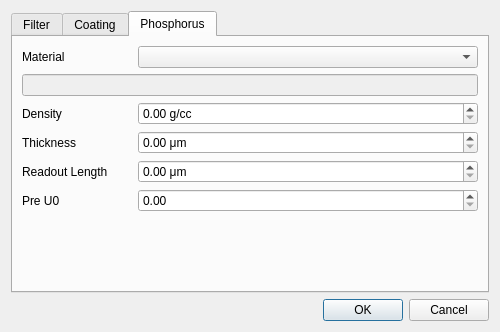
HEXRD/hexrdgui, file hexrdgui/resources/ui/absorption_correction_options_dialog.ui: the form before one commit.
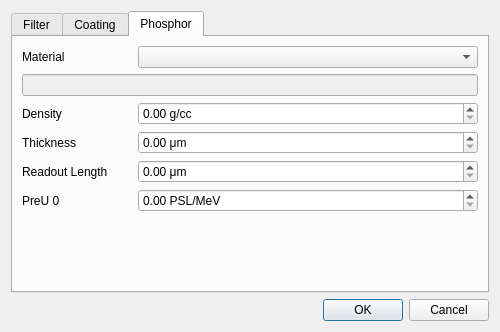
The form after the commit. The open tabs and pages were chosen to show the change. Custom widgets are drawn as their Qt base class.

Commit message: Add phosphor units

Diff of the .ui file:
```diff
--- a/hexrdgui/resources/ui/absorption_correction_options_dialog.ui
+++ b/hexrdgui/resources/ui/absorption_correction_options_dialog.ui
@@ -198,7 +198,7 @@
        </widget>
        <widget class="QWidget" name="phosphor_tab">
         <attribute name="title">
-         <string>Phosphorus</string>
+         <string>Phosphor</string>
         </attribute>
         <layout class="QGridLayout" name="gridLayout_5">
          <item row="3" column="1" colspan="3">
@@ -285,12 +285,18 @@
          <item row="5" column="0">
           <widget class="QLabel" name="phosphor_pre_U0_label">
            <property name="text">
-            <string>Pre U0</string>
+            <string>PreU 0</string>
            </property>
           </widget>
          </item>
          <item row="5" column="1" colspan="3">
           <widget class="ScientificDoubleSpinBox" name="phosphor_pre_U0">
+           <property name="prefix">
+            <string/>
+           </property>
+           <property name="suffix">
+            <string> PSL/MeV</string>
+           </property>
            <property name="singleStep">
             <double>0.100000000000000</double>
            </property>
```
